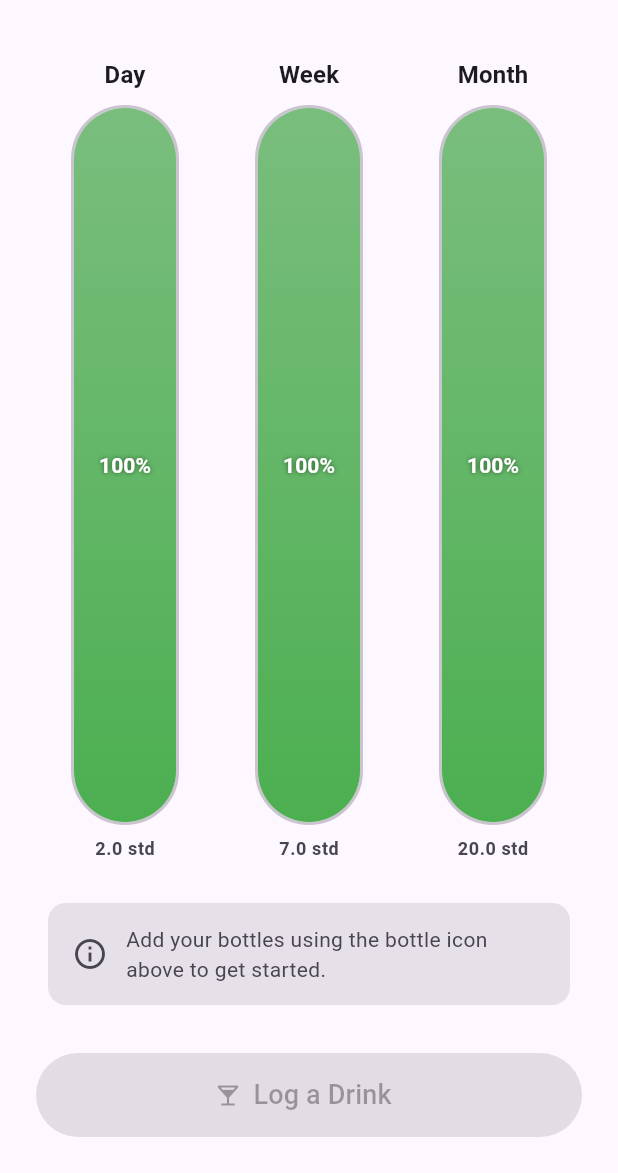
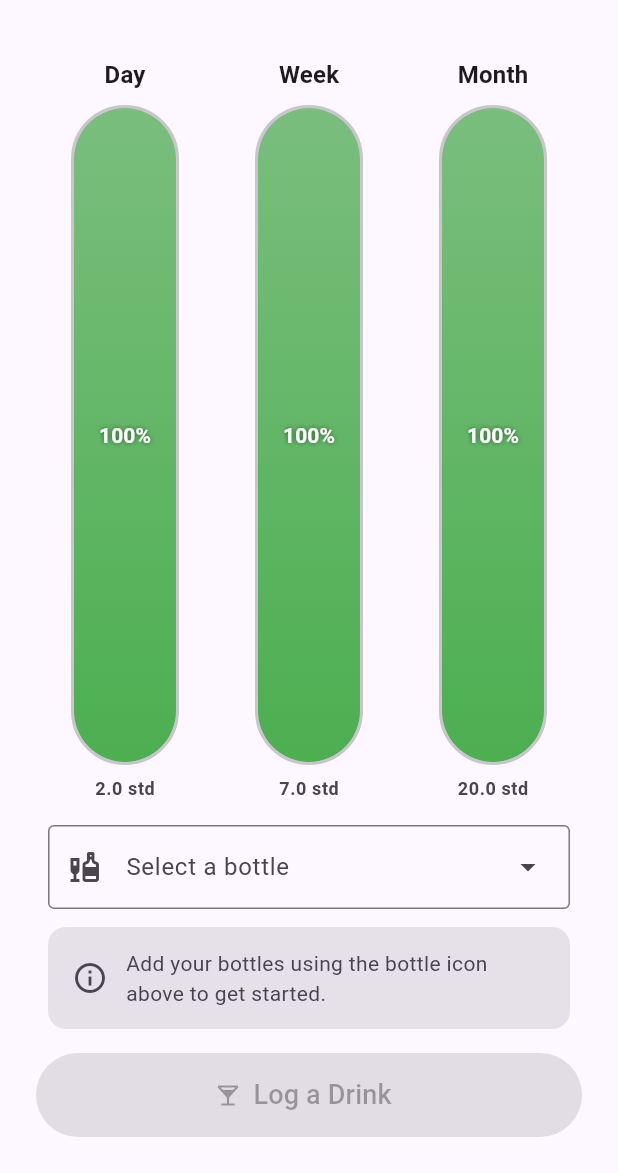
Before and after one commit to walterfarrar/AlcoholMonitor, a Flutter app: the screen it shows after launch, on a phone screen of 412 x 824 dp, the part 63-1236 px from its top. Run offline on Flutter 3.47's test engine with Material 3 defaults, Android fonts, the phone set to English and light mode, and no system bars; our stand-ins replace hive, hive_flutter; accounts and stored records are empty.

Commit message:
Always show dropdown, info banner, and button at fixed height so bars never resize
Made-with: Cursor

```diff
--- a/lib/screens/home_screen.dart
+++ b/lib/screens/home_screen.dart
@@ -14,7 +14,6 @@ class HomeScreen extends StatelessWidget {
   Widget build(BuildContext context) {
     final provider = context.watch<ConsumptionProvider>();
     final theme = Theme.of(context);
-    final hasBottles = provider.bottles.isNotEmpty;
     final hasSelection = provider.selectedBottle != null;
     final canLog = hasSelection && provider.canDrink;
 
@@ -90,37 +89,44 @@ class HomeScreen extends StatelessWidget {
                 ),
               ),
             ),
-            _BottleSelectorSection(provider: provider, theme: theme),
-            if (!provider.canDrink && hasSelection)
-              Padding(
-                padding: const EdgeInsets.symmetric(horizontal: 32),
-                child: Container(
-                  padding: const EdgeInsets.symmetric(
-                    horizontal: 16,
-                    vertical: 10,
-                  ),
-                  decoration: BoxDecoration(
-                    color: theme.colorScheme.errorContainer,
-                    borderRadius: BorderRadius.circular(12),
-                  ),
-                  child: Row(
-                    children: [
-                      Icon(Icons.lock, color: theme.colorScheme.error),
-                      const SizedBox(width: 12),
-                      Expanded(
-                        child: Text(
-                          provider.lockReason,
-                          style: theme.textTheme.bodyMedium?.copyWith(
-                            color: theme.colorScheme.onErrorContainer,
-                          ),
-                        ),
+            // --- Fixed bottom section: dropdown + banner + button ---
+            Padding(
+              padding: const EdgeInsets.fromLTRB(32, 0, 32, 0),
+              child: SizedBox(
+                width: double.infinity,
+                child: DropdownMenu<String>(
+                  label: const Text('Select a bottle'),
+                  leadingIcon: const Icon(Icons.liquor),
+                  expandedInsets: EdgeInsets.zero,
+                  initialSelection: provider.selectedBottle?.id,
+                  dropdownMenuEntries: [
+                    const DropdownMenuEntry(value: '', label: 'None'),
+                    ...provider.bottles.map(
+                      (b) => DropdownMenuEntry(
+                        value: b.id,
+                        label: '${b.name} (${b.abvPercent}%)',
                       ),
-                    ],
-                  ),
+                    ),
+                  ],
+                  onSelected: (id) {
+                    if (id == null || id.isEmpty) {
+                      provider.selectBottle(null);
+                    } else {
+                      final bottle = provider.bottles
+                          .where((b) => b.id == id)
+                          .firstOrNull;
+                      provider.selectBottle(bottle);
+                    }
+                  },
                 ),
               ),
+            ),
             Padding(
-              padding: const EdgeInsets.all(24),
+              padding: const EdgeInsets.fromLTRB(32, 12, 32, 0),
+              child: _InfoBanner(provider: provider, theme: theme),
+            ),
+            Padding(
+              padding: const EdgeInsets.fromLTRB(24, 16, 24, 24),
               child: SizedBox(
                 width: double.infinity,
                 height: 56,
@@ -136,14 +142,16 @@ class HomeScreen extends StatelessWidget {
                           )
                       : null,
                   icon: Icon(
-                    canLog ? Icons.local_bar : (!hasBottles || !hasSelection ? Icons.local_bar : Icons.lock),
+                    canLog
+                        ? Icons.local_bar
+                        : (hasSelection && !provider.canDrink
+                            ? Icons.lock
+                            : Icons.local_bar),
                   ),
                   label: Text(
-                    canLog
-                        ? 'Log a Drink'
-                        : (!provider.canDrink && hasSelection
-                            ? 'Limit Reached'
-                            : 'Log a Drink'),
+                    hasSelection && !provider.canDrink
+                        ? 'Limit Reached'
+                        : 'Log a Drink',
                     style: const TextStyle(fontSize: 18),
                   ),
                 ),
@@ -156,148 +164,101 @@ class HomeScreen extends StatelessWidget {
   }
 }
 
-class _BottleSelectorSection extends StatelessWidget {
+class _InfoBanner extends StatelessWidget {
   final ConsumptionProvider provider;
   final ThemeData theme;
 
-  const _BottleSelectorSection({
-    required this.provider,
-    required this.theme,
-  });
+  const _InfoBanner({required this.provider, required this.theme});
 
   @override
   Widget build(BuildContext context) {
     final hasBottles = provider.bottles.isNotEmpty;
     final hasSelection = provider.selectedBottle != null;
 
-    return Padding(
-      padding: const EdgeInsets.fromLTRB(32, 0, 32, 8),
-      child: Column(
-        children: [
-          if (hasBottles)
-            SizedBox(
-              width: double.infinity,
-              child: DropdownMenu<String>(
-                label: const Text('Select a bottle'),
-                leadingIcon: const Icon(Icons.liquor),
-                expandedInsets: EdgeInsets.zero,
-                initialSelection: provider.selectedBottle?.id,
-                dropdownMenuEntries: [
-                  const DropdownMenuEntry(value: '', label: 'None'),
-                  ...provider.bottles.map(
-                    (b) => DropdownMenuEntry(
-                      value: b.id,
-                      label: '${b.name} (${b.abvPercent}%)',
-                    ),
-                  ),
-                ],
-                onSelected: (id) {
-                  if (id == null || id.isEmpty) {
-                    provider.selectBottle(null);
-                  } else {
-                    final bottle = provider.bottles
-                        .where((b) => b.id == id)
-                        .firstOrNull;
-                    provider.selectBottle(bottle);
-                  }
-                },
-              ),
-            ),
-          const SizedBox(height: 12),
-          _buildBanner(context, hasBottles, hasSelection),
-        ],
-      ),
+    // No bottles in inventory
+    if (!hasBottles) {
+      return _banner(
+        icon: Icons.info_outline,
+        text: 'Add your bottles using the bottle icon above to get started.',
+        bgColor: theme.colorScheme.surfaceContainerHighest,
+        iconColor: theme.colorScheme.onSurfaceVariant,
+        textColor: theme.colorScheme.onSurfaceVariant,
+      );
+    }
+
+    // Bottles exist but none selected
+    if (!hasSelection) {
+      return _banner(
+        icon: Icons.arrow_upward,
+        text: 'Select a bottle above to log a drink.',
+        bgColor: theme.colorScheme.surfaceContainerHighest,
+        iconColor: theme.colorScheme.onSurfaceVariant,
+        textColor: theme.colorScheme.onSurfaceVariant,
+      );
+    }
+
+    // Limit reached
+    if (!provider.canDrink) {
+      return _banner(
+        icon: Icons.lock,
+        text: provider.lockReason,
+        bgColor: theme.colorScheme.errorContainer,
+        iconColor: theme.colorScheme.error,
+        textColor: theme.colorScheme.onErrorContainer,
+        bold: true,
+      );
+    }
+
+    // Bottle selected, can drink
+    final maxAmount = provider.maxForSelectedBottle;
+    final unitLabel = provider.displayUnitLabel;
+
+    if (maxAmount == null || maxAmount <= 0) {
+      return _banner(
+        icon: Icons.block,
+        text: 'You\'ve reached your limit',
+        bgColor: theme.colorScheme.errorContainer,
+        iconColor: theme.colorScheme.error,
+        textColor: theme.colorScheme.onErrorContainer,
+        bold: true,
+      );
+    }
+
+    return _banner(
+      icon: Icons.local_drink,
+      text: 'You can have up to ${maxAmount.toStringAsFixed(1)} $unitLabel of ${provider.selectedBottle!.name}',
+      bgColor: theme.colorScheme.tertiaryContainer,
+      iconColor: theme.colorScheme.onTertiaryContainer,
+      textColor: theme.colorScheme.onTertiaryContainer,
+      bold: true,
     );
   }
 
-  Widget _buildBanner(
-    BuildContext context,
-    bool hasBottles,
-    bool hasSelection,
-  ) {
-    if (!hasBottles) {
-      return Container(
-        width: double.infinity,
-        padding: const EdgeInsets.symmetric(horizontal: 16, vertical: 14),
-        decoration: BoxDecoration(
-          color: theme.colorScheme.surfaceContainerHighest,
-          borderRadius: BorderRadius.circular(12),
-        ),
-        child: Row(
-          children: [
-            Icon(Icons.info_outline, color: theme.colorScheme.onSurfaceVariant),
-            const SizedBox(width: 12),
-            Expanded(
-              child: Text(
-                'Add your bottles using the bottle icon above to get started.',
-                style: theme.textTheme.bodyMedium?.copyWith(
-                  color: theme.colorScheme.onSurfaceVariant,
-                ),
-              ),
-            ),
-          ],
-        ),
-      );
-    }
-
-    if (!hasSelection) {
-      return Container(
-        width: double.infinity,
-        padding: const EdgeInsets.symmetric(horizontal: 16, vertical: 14),
-        decoration: BoxDecoration(
-          color: theme.colorScheme.surfaceContainerHighest,
-          borderRadius: BorderRadius.circular(12),
-        ),
-        child: Row(
-          children: [
-            Icon(Icons.arrow_upward, color: theme.colorScheme.onSurfaceVariant),
-            const SizedBox(width: 12),
-            Expanded(
-              child: Text(
-                'Select a bottle above to log a drink.',
-                style: theme.textTheme.bodyMedium?.copyWith(
-                  color: theme.colorScheme.onSurfaceVariant,
-                ),
-              ),
-            ),
-          ],
-        ),
-      );
-    }
-
-    final maxAmount = provider.maxForSelectedBottle;
-    final unitLabel = provider.displayUnitLabel;
-
-    if (maxAmount == null) return const SizedBox.shrink();
-
+  Widget _banner({
+    required IconData icon,
+    required String text,
+    required Color bgColor,
+    required Color iconColor,
+    required Color textColor,
+    bool bold = false,
+  }) {
     return Container(
       width: double.infinity,
       padding: const EdgeInsets.symmetric(horizontal: 16, vertical: 14),
       decoration: BoxDecoration(
-        color: maxAmount > 0
-            ? theme.colorScheme.tertiaryContainer
-            : theme.colorScheme.errorContainer,
+        color: bgColor,
         borderRadius: BorderRadius.circular(12),
       ),
       child: Row(
         children: [
-          Icon(
-            maxAmount > 0 ? Icons.local_drink : Icons.block,
-            color: maxAmount > 0
-                ? theme.colorScheme.onTertiaryContainer
-                : theme.colorScheme.error,
-          ),
+          Icon(icon, color: iconColor),
           const SizedBox(width: 12),
           Expanded(
             child: Text(
-              maxAmount > 0
-                  ? 'You can have up to ${maxAmount.toStringAsFixed(1)} $unitLabel of ${provider.selectedBottle!.name}'
-                  : 'You\'ve reached your limit',
+              text,
               style: theme.textTheme.bodyMedium?.copyWith(
-                fontWeight: FontWeight.w600,
-                color: maxAmount > 0
-                    ? theme.colorScheme.onTertiaryContainer
-                    : theme.colorScheme.onErrorContainer,
+                fontWeight: bold ? FontWeight.w600 : null,
+                color: textColor,
               ),
             ),
           ),
```
